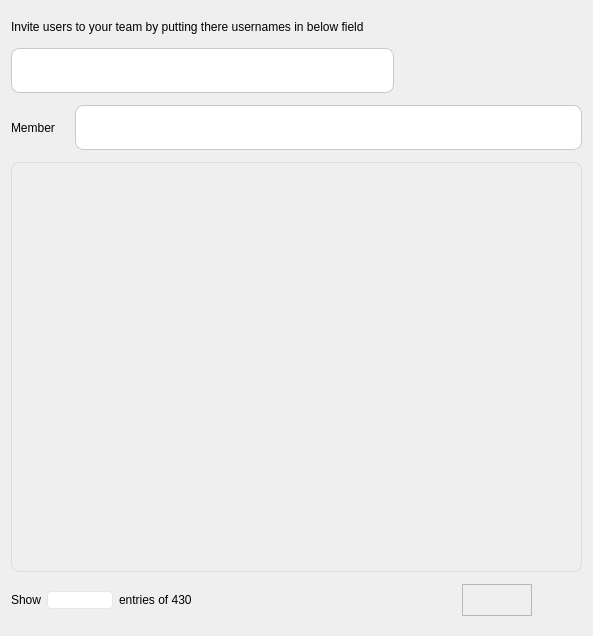
Before: the Qt Designer form widget/Setting/WInvitePage.ui in yechaoGitHub/AI, drawn with Qt 5.
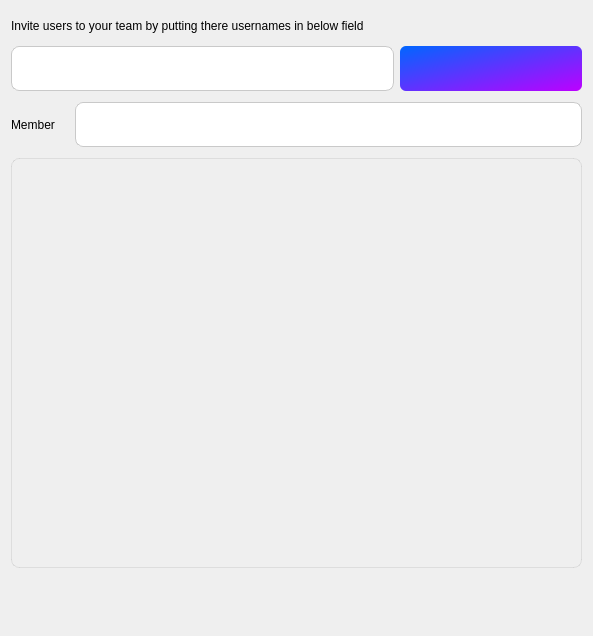
After: the same form once the commit is applied. Icons and pictures are not drawn. Custom widgets are drawn as their Qt base class.

Diff of the .ui file:
```diff
--- a/widget/Setting/WInvitePage.ui
+++ b/widget/Setting/WInvitePage.ui
@@ -22,7 +22,8 @@
 	background-image: url(:/QtTest/icon/Setting/peo.png);
 }
 
-QLabel#lb_search{
+QPushButton#pb_search{
+	border:none;
 	background-image: url(:/QtTest/icon/Setting/search.png);
 }
 
@@ -38,10 +39,13 @@
 }
 
 QPushButton#pb_invite{
+	font: 16px &quot;微软雅黑&quot;;
 	border:none;
+	border-radius:6px;
+	color: rgb(255, 255, 255);
 	background-position: center;
     background-repeat: no-repeat;
-	background-image: url(:/QtTest/icon/Setting/invite.png);
+	background-color: qlineargradient(spread:pad, x1:0, y1:0, x2:1, y2:1, stop:0 #0066FF, stop:1 #BD00FF);
 }
 
 QPushButton#pb_pre{
@@ -84,7 +88,7 @@
 }
 
 QHeaderView{
-    background: rgba(0,0,0,0.04);
+    background-color: qlineargradient(spread:pad, x1:0, y1:0, x2:1, y2:1, stop:0 rgba(0,102,255,0.10), stop:1 rgba(189,0,255,0.10));
 	border:none;
 	border-top-left-radius: 8px;
 	border-top-right-radius: 8px;
@@ -315,129 +319,32 @@
     </widget>
    </item>
    <item>
-    <layout class="QHBoxLayout" name="horizontalLayout_5">
-     <item>
-      <layout class="QHBoxLayout" name="horizontalLayout_2">
-       <item>
-        <widget class="QLabel" name="label_3">
-         <property name="maximumSize">
-          <size>
-           <width>50</width>
-           <height>17</height>
-          </size>
-         </property>
-         <property name="text">
-          <string>Show</string>
-         </property>
-        </widget>
-       </item>
-       <item>
-        <widget class="QComboBox" name="comboBox"/>
-       </item>
-       <item>
-        <widget class="QLabel" name="label_4">
-         <property name="minimumSize">
-          <size>
-           <width>80</width>
-           <height>17</height>
-          </size>
-         </property>
-         <property name="maximumSize">
-          <size>
-           <width>80</width>
-           <height>17</height>
-          </size>
-         </property>
-         <property name="text">
-          <string>entries of 430</string>
-         </property>
-        </widget>
-       </item>
-      </layout>
-     </item>
-     <item>
-      <spacer name="horizontalSpacer">
-       <property name="orientation">
-        <enum>Qt::Horizontal</enum>
-       </property>
-       <property name="sizeHint" stdset="0">
-        <size>
-         <width>88</width>
-         <height>20</height>
-        </size>
-       </property>
-      </spacer>
-     </item>
-     <item>
-      <layout class="QHBoxLayout" name="horizontalLayout_4">
-       <item>
-        <widget class="QPushButton" name="pb_pre">
-         <property name="minimumSize">
-          <size>
-           <width>44</width>
-           <height>32</height>
-          </size>
-         </property>
-         <property name="maximumSize">
-          <size>
-           <width>44</width>
-           <height>32</height>
-          </size>
-         </property>
-         <property name="text">
-          <string/>
-         </property>
-        </widget>
-       </item>
-       <item>
-        <widget class="QFrame" name="frame_3">
-         <property name="minimumSize">
-          <size>
-           <width>70</width>
-           <height>32</height>
-          </size>
-         </property>
-         <property name="maximumSize">
-          <size>
-           <width>16777215</width>
-           <height>32</height>
-          </size>
-         </property>
-         <property name="frameShape">
-          <enum>QFrame::StyledPanel</enum>
-         </property>
-         <property name="frameShadow">
-          <enum>QFrame::Raised</enum>
-         </property>
-         <layout class="QHBoxLayout" name="horizontalLayout_3"/>
-        </widget>
-       </item>
-       <item>
-        <widget class="QPushButton" name="pb_next">
-         <property name="minimumSize">
-          <size>
-           <width>44</width>
-           <height>32</height>
-          </size>
-         </property>
-         <property name="maximumSize">
-          <size>
-           <width>44</width>
-           <height>32</height>
-          </size>
-         </property>
-         <property name="text">
-          <string/>
-         </property>
-        </widget>
-       </item>
-      </layout>
-     </item>
-    </layout>
+    <widget class="WPageCtlWidget" name="widget" native="true">
+     <property name="minimumSize">
+      <size>
+       <width>0</width>
+       <height>36</height>
+      </size>
+     </property>
+     <property name="maximumSize">
+      <size>
+       <width>16777215</width>
+       <height>36</height>
+      </size>
+     </property>
+    </widget>
    </item>
   </layout>
  </widget>
  <layoutdefault spacing="6" margin="11"/>
+ <customwidgets>
+  <customwidget>
+   <class>WPageCtlWidget</class>
+   <extends>QWidget</extends>
+   <header>model/WPageCtlWidget.h</header>
+   <container>1</container>
+  </customwidget>
+ </customwidgets>
  <resources>
   <include location="../../AiSound.qrc"/>
  </resources>
```
Left out of the diff: 2 changed lines with no effect on the pictures.
